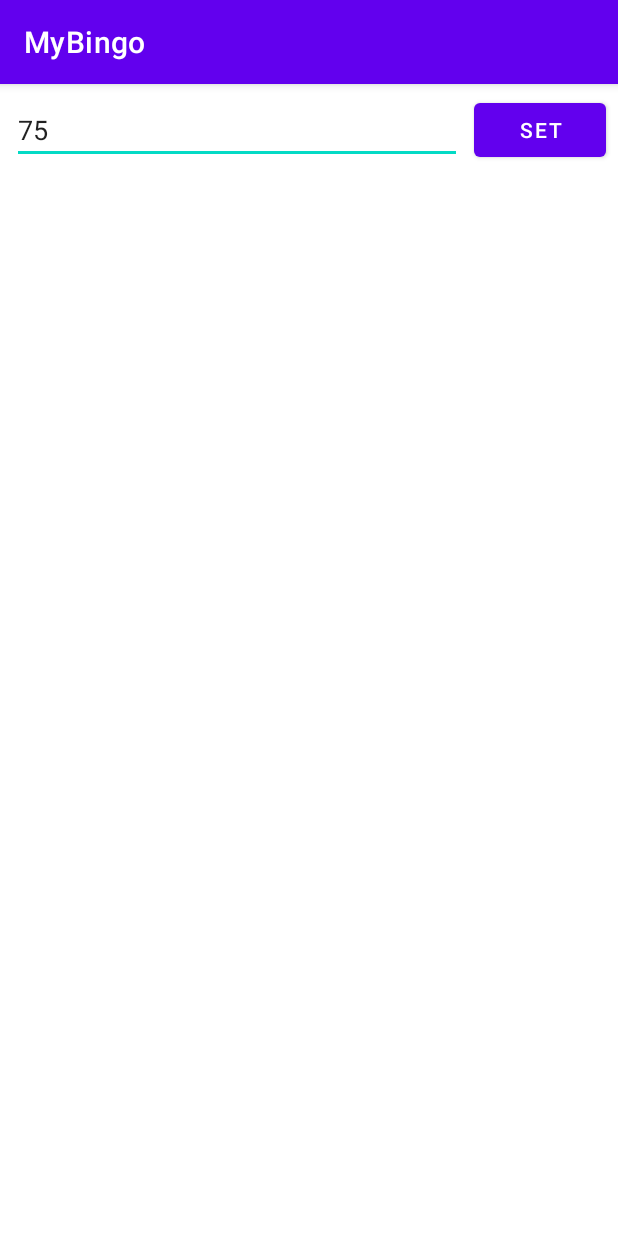
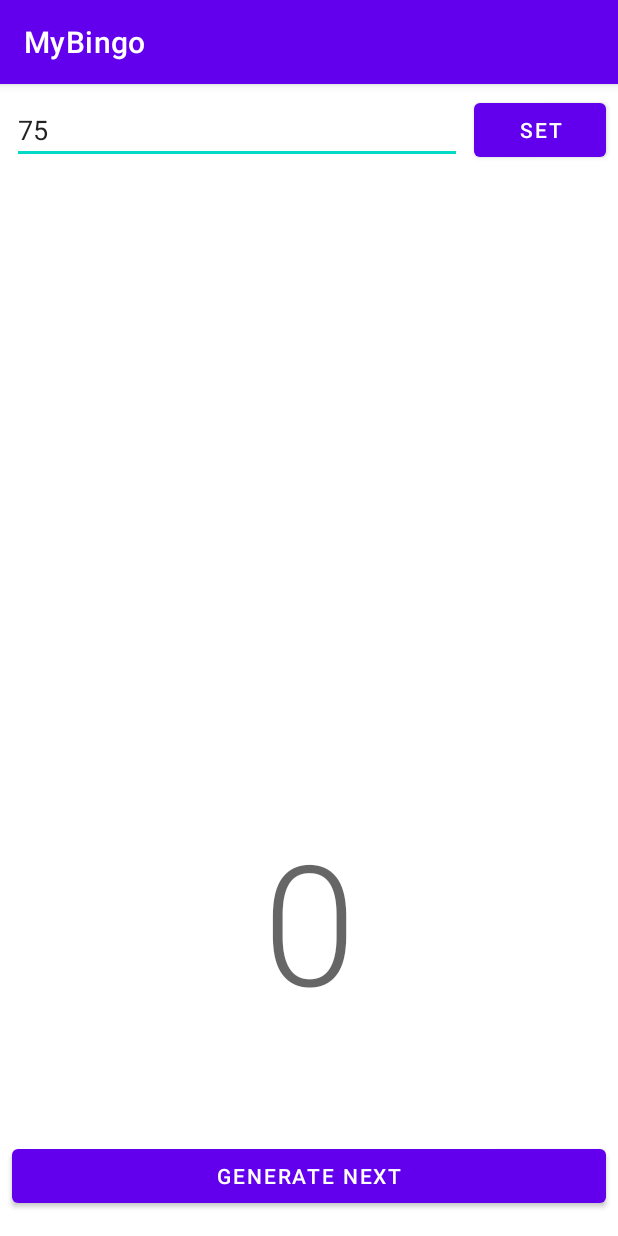
Before and after one commit to RyujiOdaJP/MyBingo, an Android app: the screen it shows after launch (MainActivity), after a tap on "SET", on a phone screen of 412 x 824 dp. Run offline under Robolectric (Android 15) with nearby library versions, the phone set to English and light mode, and no system bars.

Commit message:
add generate button

```diff
--- a/app/src/main/java/com/example/mybingo/MainActivity.kt
+++ b/app/src/main/java/com/example/mybingo/MainActivity.kt
@@ -8,31 +8,43 @@ import android.view.View
 import android.widget.Button
 import android.widget.EditText
 
-class MainActivity : AppCompatActivity(), View.OnClickListener {
+class MainActivity : AppCompatActivity() {
     private var maxNumber: Int = 75
     private lateinit var maxNumberEditText: EditText
     private lateinit var registerMaxNumberButton: Button
+    private lateinit var nextNumberButton: Button
 
-
-//    @SuppressLint("SetTextI18n")
+    //    @SuppressLint("SetTextI18n")
     override fun onCreate(savedInstanceState: Bundle?) {
         super.onCreate(savedInstanceState)
         setContentView(R.layout.activity_main)
 
         maxNumberEditText = findViewById(R.id.maxNumber)
+        maxNumberEditText.setText("${this.maxNumber}")
+
         registerMaxNumberButton = findViewById(R.id.registerMaxNumber)
-        registerMaxNumberButton.setOnClickListener(this)
+        registerMaxNumberButton.setOnClickListener {
+            val maxNumberString = this.maxNumberEditText.text.toString()
+            maxNumber = maxNumberString.toInt()
 
-        maxNumberEditText.setText("${this.maxNumber}")
+            Log.d("MainActivity", "maxNumber: $maxNumber")
+        }
+
+        nextNumberButton = findViewById(R.id.nextNumber)
+        nextNumberButton.setOnClickListener {
+            onClickNextNumber()
+        }
     }
 
-    override fun onClick(v: View?) {
-        val maxNumberString = this.maxNumberEditText.text.toString()
-        maxNumber = maxNumberString.toInt()
-
-        Log.d("MainActivity", "maxNumber: $maxNumber")
+//    override fun onClick(v: View?) {
+//        val maxNumberString = this.maxNumberEditText.text.toString()
+//        maxNumber = maxNumberString.toInt()
+//
+//        Log.d("MainActivity", "m axNumber: $maxNumber")
+//    }
 
 
-
+    private fun onClickNextNumber() {
+        Log.d("MainActivity", "onClickNextNumber")
     }
 }
--- a/app/src/main/res/layout/activity_main.xml
+++ b/app/src/main/res/layout/activity_main.xml
@@ -30,4 +30,27 @@
         app:layout_constraintStart_toStartOf="parent"
         app:layout_constraintTop_toTopOf="parent" />
 
+    <TextView
+        android:id="@+id/currentNumber"
+        android:layout_width="wrap_content"
+        android:layout_height="wrap_content"
+        android:layout_marginBottom="72dp"
+        android:text="0"
+        android:textAppearance="@style/TextAppearance.AppCompat.Display4"
+        app:layout_constraintBottom_toTopOf="@+id/nextNumber"
+        app:layout_constraintEnd_toEndOf="parent"
+        app:layout_constraintStart_toStartOf="parent" />
+
+    <Button
+        android:id="@+id/nextNumber"
+        android:layout_width="0dp"
+        android:layout_height="wrap_content"
+        android:layout_marginStart="8dp"
+        android:layout_marginEnd="8dp"
+        android:layout_marginBottom="16dp"
+        android:text="generate next"
+        app:layout_constraintBottom_toBottomOf="parent"
+        app:layout_constraintEnd_toEndOf="parent"
+        app:layout_constraintStart_toStartOf="parent" />
+
 </androidx.constraintlayout.widget.ConstraintLayout>
```
